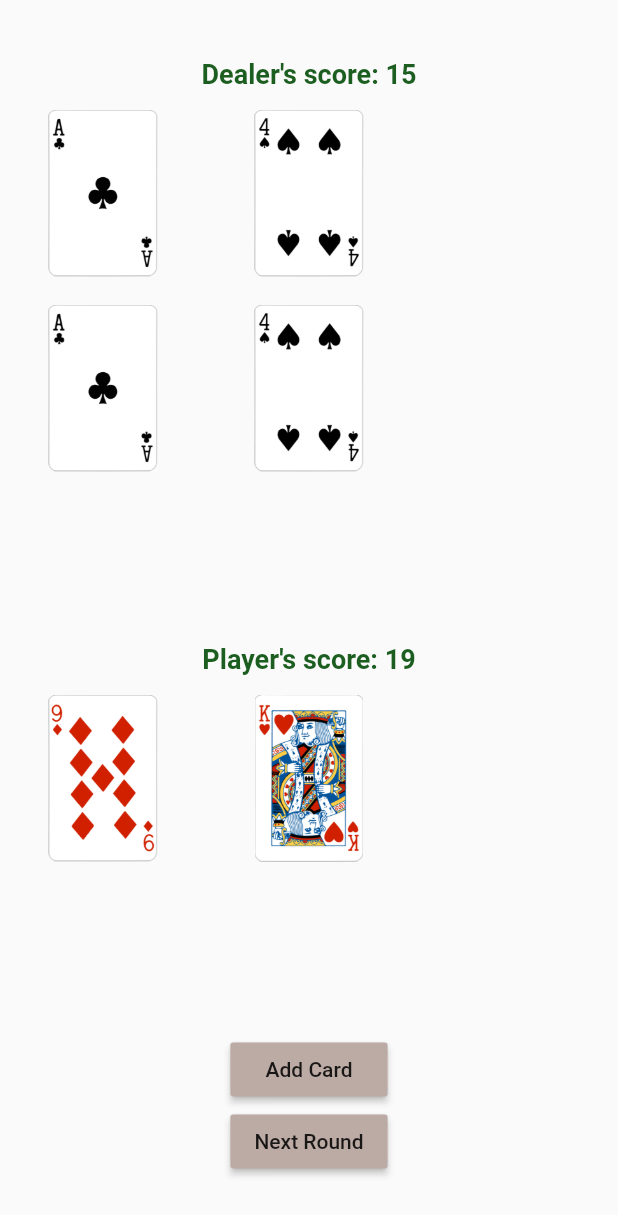
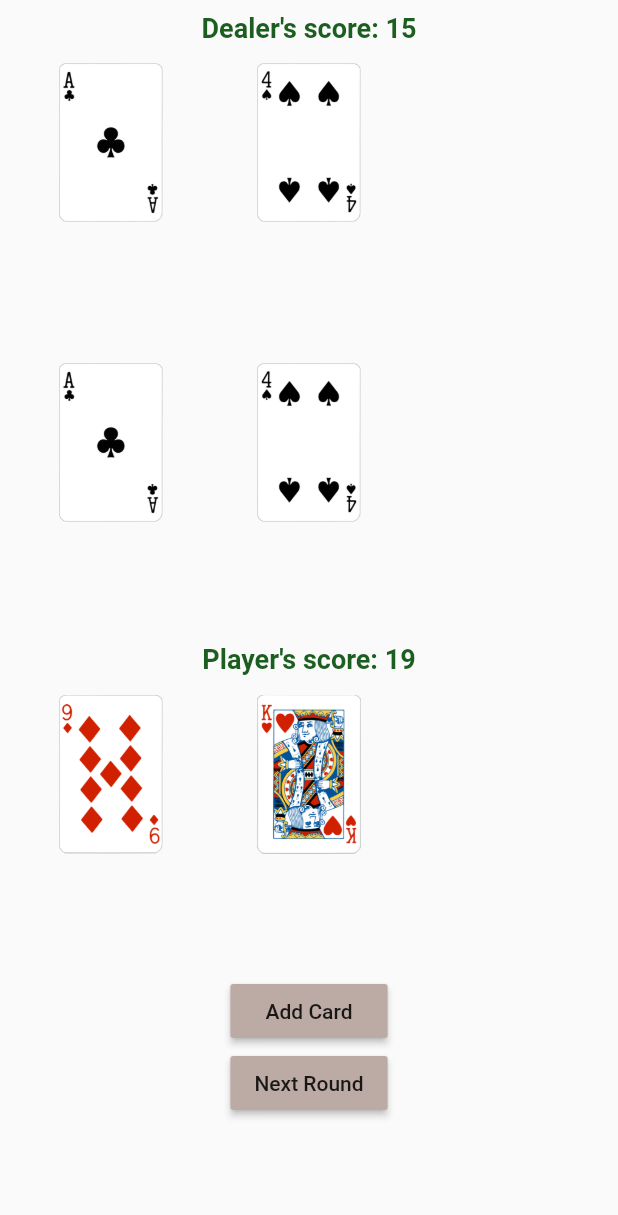
Before and after one commit to davidonuche/black_jack, a Flutter app: the screen it shows after launch, after a tap on "Start Game", on a phone screen of 412 x 824 dp. Shown: the top 1215 px of the screen. Run offline on Flutter 3.47's test engine with Material 2 defaults, Android fonts, the phone set to English and light mode, and no system bars.

```diff
--- a/lib/screens/black_jack_screen.dart
+++ b/lib/screens/black_jack_screen.dart
@@ -172,7 +172,9 @@ class _BlackJackScreenState extends State<BlackJackScreen> {
   Widget build(BuildContext context) {
     return Scaffold(
       body: _isGameStarted
-          ? SafeArea(
+          ? SingleChildScrollView(
+              padding: EdgeInsets.all(8.0),
+              child: SafeArea(
                 child: Column(
                   mainAxisAlignment: MainAxisAlignment.spaceEvenly,
                   children: [
@@ -190,7 +192,7 @@ class _BlackJackScreenState extends State<BlackJackScreen> {
                         ),
                         // Dealer's cards
                         Container(
-                        height: 130,
+                          height: 200,
                           child: GridView.builder(
                               gridDelegate:
                                   SliverGridDelegateWithFixedCrossAxisCount(
@@ -198,8 +200,8 @@ class _BlackJackScreenState extends State<BlackJackScreen> {
                               itemCount: dealersCards.length,
                               itemBuilder: (context, index) {
                                 return Padding(
-                                padding:
-                                    const EdgeInsets.symmetric(vertical: 13.0),
+                                  padding: const EdgeInsets.symmetric(
+                                      vertical: 13.0),
                                   child: dealersCards[index],
                                 );
                               }),
@@ -209,7 +211,6 @@ class _BlackJackScreenState extends State<BlackJackScreen> {
                     ),
                     Column(
                       children: [
-                      // Todo:- Add score here
                         Text("Player\'s score: $playersScore",
                             style: TextStyle(
                                 fontSize: 18,
@@ -237,6 +238,7 @@ class _BlackJackScreenState extends State<BlackJackScreen> {
                     )
                   ],
                 ),
+              ),
             )
           : Center(
               child: CustomButton(
```
Lines whose indentation alone changed are shown as unchanged.
